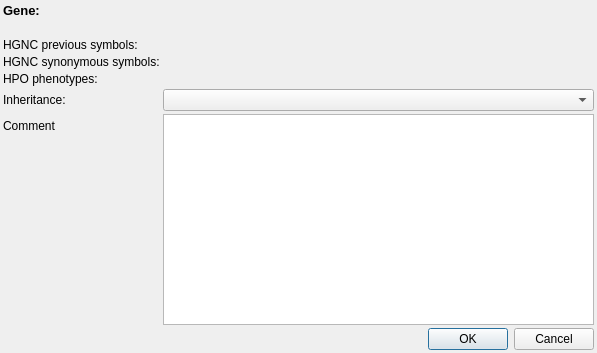
First picture: the form in src/GSvar/GeneInfoDialog.ui, repository imgag/ngs-bits, before the edit.
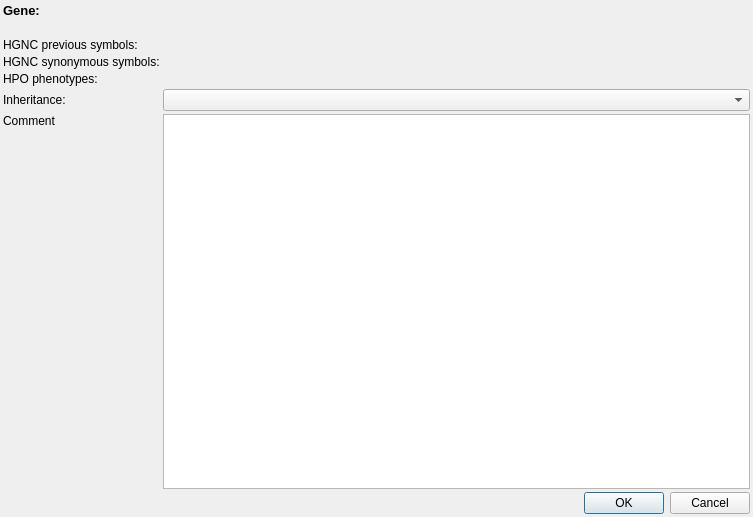
Second picture: the form after the edit.

Commit message: GSvar: Inheritance info from NGSD is now used in report.

What changed in the file:
```diff
--- a/src/GSvar/GeneInfoDialog.ui
+++ b/src/GSvar/GeneInfoDialog.ui
@@ -6,17 +6,20 @@
    <rect>
     <x>0</x>
     <y>0</y>
-    <width>597</width>
-    <height>353</height>
+    <width>753</width>
+    <height>517</height>
    </rect>
   </property>
+  <property name="maximumSize">
+   <size>
+    <width>1000</width>
+    <height>16777215</height>
+   </size>
+  </property>
   <property name="windowTitle">
    <string>Dialog</string>
   </property>
-  <layout class="QVBoxLayout" name="verticalLayout">
-   <property name="spacing">
-    <number>3</number>
-   </property>
+  <layout class="QGridLayout" name="gridLayout">
    <property name="leftMargin">
     <number>3</number>
    </property>
@@ -29,9 +32,10 @@
    <property name="bottomMargin">
     <number>3</number>
    </property>
-   <item>
-    <layout class="QFormLayout" name="formLayout">
-     <item row="0" column="0">
+   <property name="spacing">
+    <number>3</number>
+   </property>
+   <item row="0" column="0" alignment="Qt::AlignTop">
       <widget class="QLabel" name="label">
        <property name="font">
         <font>
@@ -57,6 +61,9 @@
        <property name="text">
         <string/>
        </property>
+     <property name="wordWrap">
+      <bool>true</bool>
+     </property>
       </widget>
      </item>
      <item row="1" column="1">
@@ -64,9 +71,12 @@
        <property name="text">
         <string/>
        </property>
-      </widget>
-     </item>
-     <item row="2" column="0">
+     <property name="wordWrap">
+      <bool>true</bool>
+     </property>
+    </widget>
+   </item>
+   <item row="2" column="0" alignment="Qt::AlignTop">
       <widget class="QLabel" name="label_3">
        <property name="text">
         <string>HGNC previous symbols:</string>
@@ -78,9 +88,12 @@
        <property name="text">
         <string/>
        </property>
-      </widget>
-     </item>
-     <item row="3" column="0">
+     <property name="wordWrap">
+      <bool>true</bool>
+     </property>
+    </widget>
+   </item>
+   <item row="3" column="0" alignment="Qt::AlignTop">
       <widget class="QLabel" name="label_6">
        <property name="text">
         <string>HGNC synonymous symbols:</string>
@@ -92,9 +105,12 @@
        <property name="text">
         <string/>
        </property>
-      </widget>
-     </item>
-     <item row="4" column="0">
+     <property name="wordWrap">
+      <bool>true</bool>
+     </property>
+    </widget>
+   </item>
+   <item row="4" column="0" alignment="Qt::AlignTop">
       <widget class="QLabel" name="label_2">
        <property name="text">
         <string>HPO phenotypes:</string>
@@ -106,6 +122,9 @@
        <property name="text">
         <string/>
        </property>
+     <property name="wordWrap">
+      <bool>true</bool>
+     </property>
       </widget>
      </item>
      <item row="5" column="0">
@@ -118,7 +137,7 @@
      <item row="5" column="1">
       <widget class="QComboBox" name="inheritance_"/>
      </item>
-     <item row="6" column="0">
+   <item row="6" column="0" alignment="Qt::AlignTop">
       <widget class="QLabel" name="label_5">
        <property name="text">
         <string>Comment</string>
@@ -127,6 +146,9 @@
      </item>
      <item row="6" column="1">
       <widget class="QTextBrowser" name="comments_">
+     <property name="sizeAdjustPolicy">
+      <enum>QAbstractScrollArea::AdjustIgnored</enum>
+     </property>
        <property name="acceptRichText">
         <bool>false</bool>
        </property>
@@ -138,9 +160,7 @@
        </property>
       </widget>
      </item>
-    </layout>
-   </item>
-   <item>
+   <item row="7" column="0" colspan="2">
     <widget class="QDialogButtonBox" name="buttonBox">
      <property name="orientation">
       <enum>Qt::Horizontal</enum>
```
Lines whose indentation alone changed are shown as unchanged. The commit also changes 7 other files.
